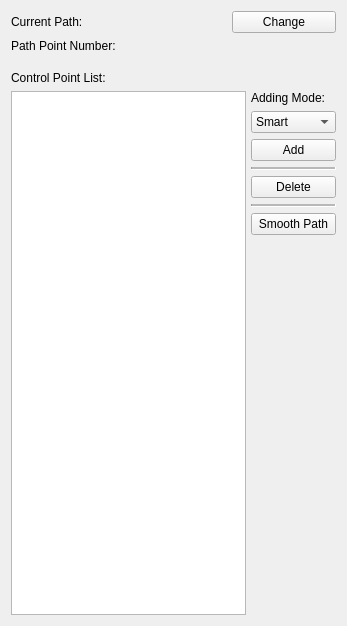
This is Code/Source/Plugins/org.sv.gui.qt.pathplanning/src/internal/svPathEdit.ui in SimVascular/SimVascular as Qt 5 draws it before an edit. The edited form follows.
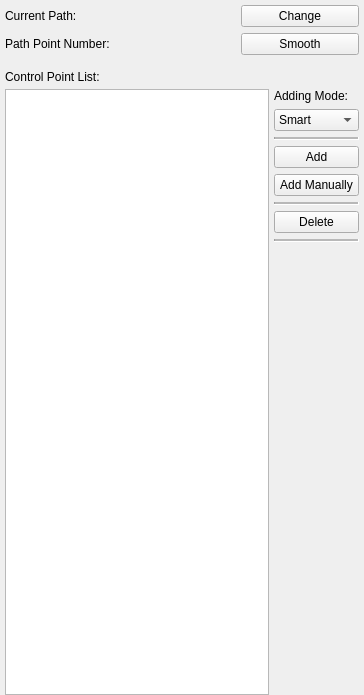
This is the edited form. Custom widgets are drawn as their Qt base class.

Commit message: add or delete path point by ctrl+left or right click; make path selection accuracy = 1~2 min image spacing;improve point 2d display size

Diff of the .ui file:
```diff
--- a/Code/Source/Plugins/org.sv.gui.qt.pathplanning/src/internal/svPathEdit.ui
+++ b/Code/Source/Plugins/org.sv.gui.qt.pathplanning/src/internal/svPathEdit.ui
@@ -6,8 +6,8 @@
    <rect>
     <x>0</x>
     <y>0</y>
-    <width>347</width>
-    <height>626</height>
+    <width>364</width>
+    <height>695</height>
    </rect>
   </property>
   <property name="minimumSize">
@@ -21,7 +21,19 @@
   </property>
   <layout class="QVBoxLayout" name="verticalLayout">
    <property name="spacing">
-    <number>6</number>
+    <number>5</number>
+   </property>
+   <property name="leftMargin">
+    <number>5</number>
+   </property>
+   <property name="topMargin">
+    <number>5</number>
+   </property>
+   <property name="rightMargin">
+    <number>5</number>
+   </property>
+   <property name="bottomMargin">
+    <number>0</number>
    </property>
    <item>
     <widget class="QWidget" name="widget_3" native="true">
@@ -85,6 +97,13 @@
         </property>
        </widget>
       </item>
+      <item row="1" column="2">
+       <widget class="QPushButton" name="btnSmooth">
+        <property name="text">
+         <string>Smooth</string>
+        </property>
+       </widget>
+      </item>
      </layout>
     </widget>
    </item>
@@ -209,6 +228,16 @@
            </item>
           </widget>
          </item>
+         <item>
+          <widget class="Line" name="line_3">
+           <property name="midLineWidth">
+            <number>2</number>
+           </property>
+           <property name="orientation">
+            <enum>Qt::Horizontal</enum>
+           </property>
+          </widget>
+         </item>
          <item>
           <widget class="QPushButton" name="buttonAdd">
            <property name="text">
@@ -216,6 +245,13 @@
            </property>
           </widget>
          </item>
+         <item>
+          <widget class="QPushButton" name="buttonAddManually">
+           <property name="text">
+            <string>Add Manually</string>
+           </property>
+          </widget>
+         </item>
          <item>
           <widget class="Line" name="line">
            <property name="midLineWidth">
@@ -243,13 +279,6 @@
            </property>
           </widget>
          </item>
-         <item>
-          <widget class="QPushButton" name="btnSmooth">
-           <property name="text">
-            <string>Smooth Path</string>
-           </property>
-          </widget>
-         </item>
          <item>
           <spacer name="verticalSpacer">
            <property name="orientation">
```
The commit also changes 13 other files.
